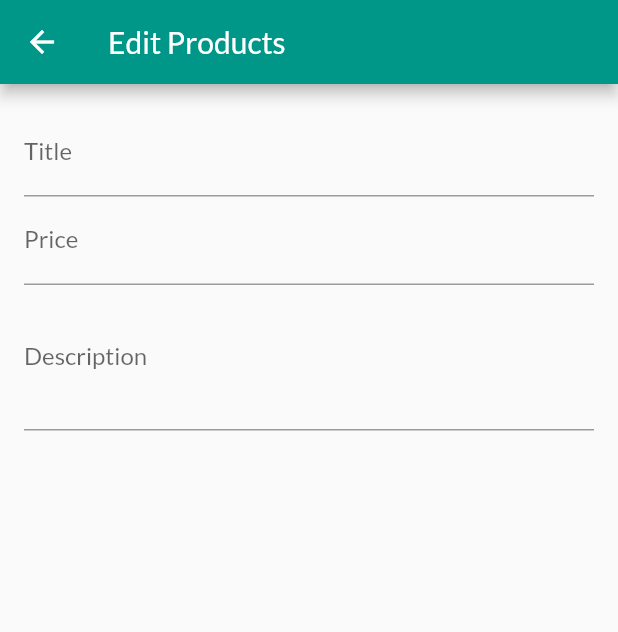
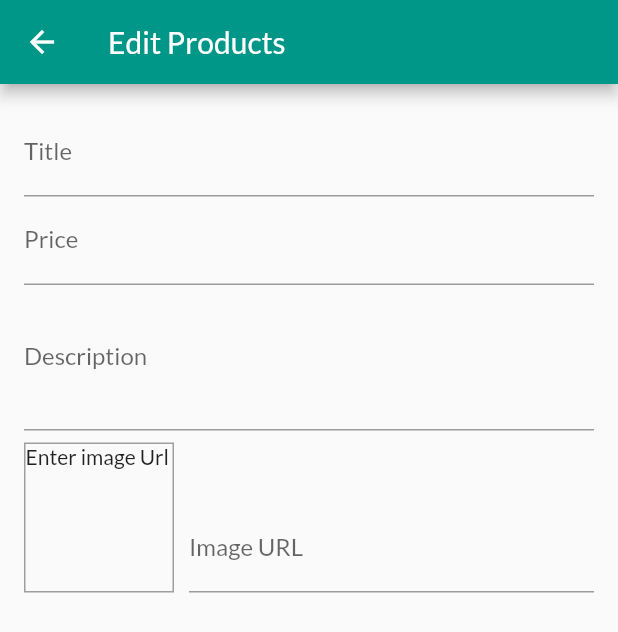
Before and after one commit to lavanchindaliya/amazon_lite, a Flutter app: the AddEditProduct screen opened by its route, on a phone screen of 412 x 824 dp. Shown: the top 632 px of the screen. Run offline on Flutter 3.47's test engine with Material 2 defaults, Android fonts, the phone set to English and light mode, and no system bars; network calls fail.

Commit message:
added the imageUrl input and preview option in add and edit product screen

```diff
--- a/lib/screens/addproduct_screen.dart
+++ b/lib/screens/addproduct_screen.dart
@@ -13,12 +13,28 @@ class AddEditProduct extends StatefulWidget {
 class _AddEditProductState extends State<AddEditProduct> {
   final _priceNode = FocusNode();
   final _descriptionNode = FocusNode();
+  final _imageUrlController = TextEditingController();
+  final _imageUrlNode = FocusNode();
+
+  @override
+  void initState() {
+    _imageUrlNode.addListener(_updateImageUrl);
+    super.initState();
+  }
 
   @override
   void dispose() {
     _priceNode.dispose();
     _descriptionNode.dispose();
+    _imageUrlController.dispose();
+    _imageUrlNode.dispose();
     super.dispose();
+  }
+
+  void _updateImageUrl() {
+    if (_imageUrlNode.hasFocus) {
+      setState(() {});
+    }
   }
 
   @override
@@ -53,6 +69,33 @@ class _AddEditProductState extends State<AddEditProduct> {
                 keyboardType: TextInputType.multiline,
                 decoration: InputDecoration(label: Text('Description')),
                 focusNode: _descriptionNode),
+            Row(
+              crossAxisAlignment: CrossAxisAlignment.end,
+              children: [
+                Container(
+                  margin: EdgeInsets.only(top: 8, right: 10),
+                  height: 100,
+                  width: 100,
+                  decoration: BoxDecoration(
+                      border: Border.all(color: Colors.grey, width: 1)),
+                  child: _imageUrlController.text.isEmpty
+                      ? Text('Enter image Url')
+                      : FittedBox(
+                          fit: BoxFit.cover,
+                          child: Image.network(_imageUrlController.text)),
+                ),
+                Expanded(
+                  child: TextFormField(
+                    decoration: InputDecoration(
+                      label: Text("Image URL"),
+                    ),
+                    keyboardType: TextInputType.url,
+                    textInputAction: TextInputAction.done,
+                    controller: _imageUrlController,
+                  ),
+                )
+              ],
+            )
           ],
         ),
       )),
```
